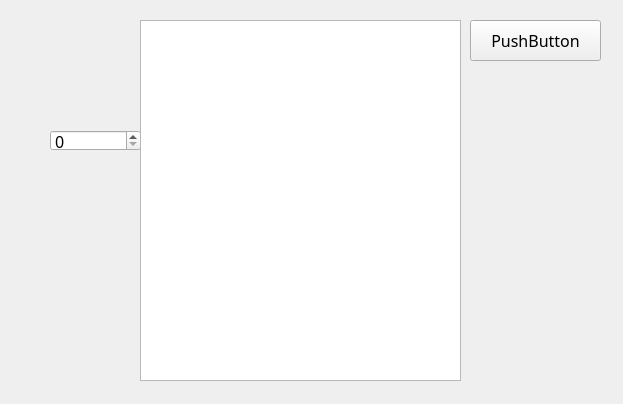
chengxuewen/QExt, file src/plugins/keyboard/examples/simple/Widget.ui: the form before one commit.
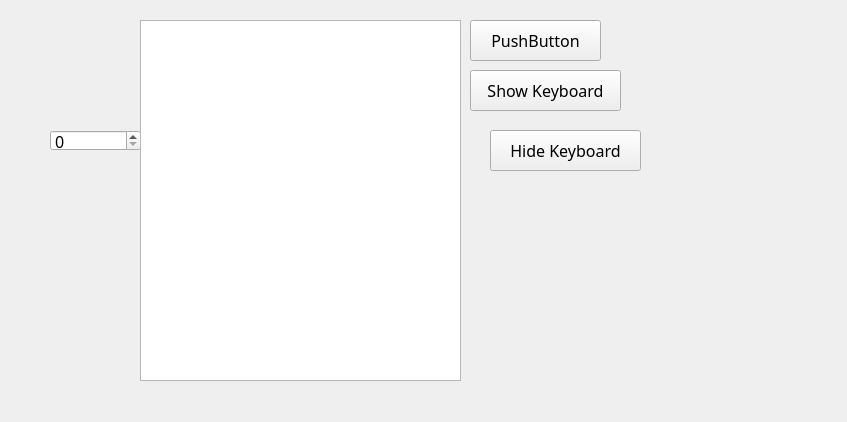
The form after the commit.

Commit message: Add QtNodes library codes, add QExtInputMethodTrigger to fix the bug that software keyboard does not pop up when editing View with touch.

Diff of the .ui file:
```diff
--- a/src/plugins/keyboard/examples/simple/Widget.ui
+++ b/src/plugins/keyboard/examples/simple/Widget.ui
@@ -6,8 +6,8 @@
    <rect>
     <x>0</x>
     <y>0</y>
-    <width>623</width>
-    <height>404</height>
+    <width>847</width>
+    <height>422</height>
    </rect>
   </property>
   <property name="font">
@@ -52,6 +52,32 @@
     </rect>
    </property>
   </widget>
+  <widget class="QPushButton" name="pushButton_2">
+   <property name="geometry">
+    <rect>
+     <x>470</x>
+     <y>70</y>
+     <width>151</width>
+     <height>41</height>
+    </rect>
+   </property>
+   <property name="text">
+    <string>Show Keyboard</string>
+   </property>
+  </widget>
+  <widget class="QPushButton" name="pushButton_3">
+   <property name="geometry">
+    <rect>
+     <x>490</x>
+     <y>130</y>
+     <width>151</width>
+     <height>41</height>
+    </rect>
+   </property>
+   <property name="text">
+    <string>Hide Keyboard</string>
+   </property>
+  </widget>
  </widget>
  <layoutdefault spacing="6" margin="11"/>
  <resources/>
```
The commit also changes 178 other files.
